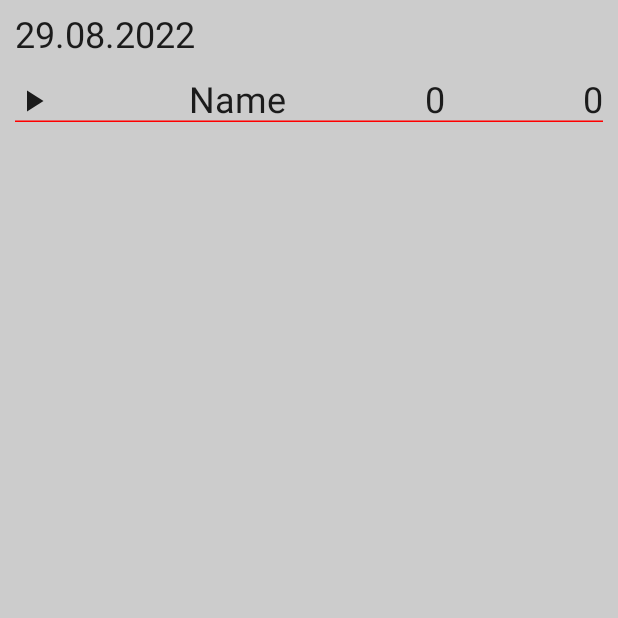
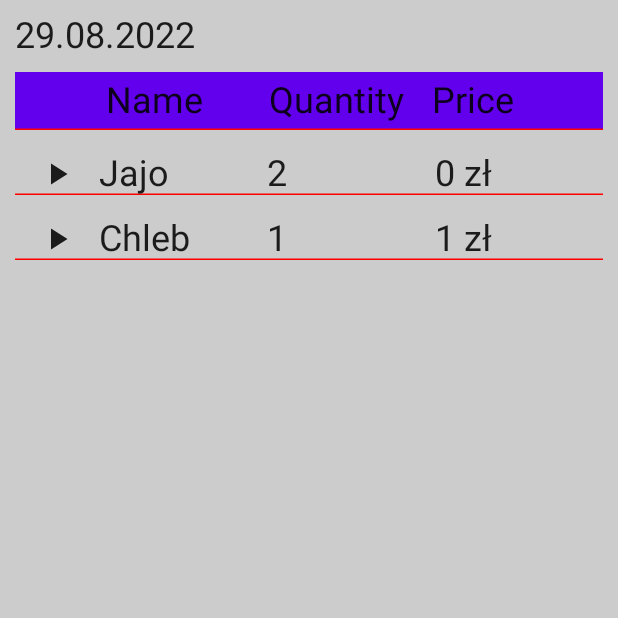
Before and after one commit to revky/scan-it, an Android app built with Jetpack Compose: the composable ReceiptDetailsScreen called with empty values, on a phone screen of 412 x 824 dp, the top half of it. Run offline under Robolectric (Android 15) with nearby library versions, the phone set to English and light mode, and no system bars; our stand-ins replace Dagger/Hilt's generated code; libraries missing offline, so code that uses them is left out: com.ramcosta.composedestinations; 1 statement that could not run was skipped.

```diff
--- a/app/src/main/java/com/example/scanit/domain/repository/BaseProductsRepository.kt
+++ b/app/src/main/java/com/example/scanit/domain/repository/BaseProductsRepository.kt
@@ -5,5 +5,5 @@ import com.example.scanit.util.Response
 import kotlinx.coroutines.flow.Flow
 
 interface BaseProductsRepository {
-    fun getProducts(idReceipt: String) : Flow<Response<Product>>
+    fun getProducts(idReceipt: String) : Flow<Response<List<Product>>>
 }
--- a/app/src/main/java/com/example/scanit/domain/repository/BaseReceiptsRepository.kt
+++ b/app/src/main/java/com/example/scanit/domain/repository/BaseReceiptsRepository.kt
@@ -2,13 +2,17 @@ package com.example.scanit.domain.repository
 
 import com.example.scanit.domain.model.Receipt
 import com.example.scanit.util.Response
+import kotlinx.coroutines.Job
 import kotlinx.coroutines.flow.Flow
 import kotlinx.coroutines.flow.MutableStateFlow
+import kotlinx.coroutines.flow.StateFlow
 
 
 interface BaseReceiptsRepository {
 
-    val listOfReceipts: MutableStateFlow<Response<List<Receipt>>>
+    val receiptsState: StateFlow<Response<List<Receipt>>>
+
+    fun fetchData(): Job
 
     fun getReceipts(userId: String) : Flow<Response<List<Receipt>>>
 
--- a/app/src/main/java/com/example/scanit/presentation/main/receipts_tab/receipt_details/Components.kt
+++ b/app/src/main/java/com/example/scanit/presentation/main/receipts_tab/receipt_details/Components.kt
@@ -1,10 +1,12 @@
 package com.example.scanit.presentation.main.receipts_tab.receipt_details
 
+import androidx.compose.foundation.background
 import androidx.compose.foundation.layout.Arrangement
 import androidx.compose.foundation.layout.Row
 import androidx.compose.foundation.layout.fillMaxWidth
 import androidx.compose.foundation.layout.padding
 import androidx.compose.material.Icon
+import androidx.compose.material.SnackbarDefaults.backgroundColor
 import androidx.compose.material.Text
 import androidx.compose.runtime.Composable
 import androidx.compose.ui.Alignment
@@ -21,13 +23,12 @@ import com.example.scanit.domain.model.Product
 @Composable
 fun Product(
     modifier: Modifier = Modifier,
-    product: Product,
-    backgroundColor: Color
+    product: Product
 ) {
     Row(
         verticalAlignment = Alignment.CenterVertically,
         horizontalArrangement = Arrangement.SpaceBetween,
-        modifier = Modifier
+        modifier = modifier
             .fillMaxWidth()
             .padding(top = 15.dp)
             .drawBehind {
@@ -43,20 +44,72 @@ fun Product(
             }
     ) {
         Icon(
+            modifier = Modifier.weight(0.5f),
             painter = painterResource(id = R.drawable.ic_arrow),
             contentDescription = "arrowIcon"
         )
         Text(
+            modifier = Modifier.weight(1f),
             text = product.name,
             fontSize = 24.sp
         )
         Text(
+            modifier = Modifier.weight(1f),
             text = product.quantity.toString(),
             fontSize = 24.sp
         )
         Text(
-            text = product.price.toString(),
+            modifier = Modifier.weight(1f),
+            text = "${product.price} zł",
             fontSize = 24.sp
         )
     }
 }
+
+@Composable
+fun ProductHeader(
+    modifier: Modifier = Modifier,
+    backgroundColor : Color
+) {
+    Row(
+        verticalAlignment = Alignment.CenterVertically,
+        horizontalArrangement = Arrangement.SpaceBetween,
+        modifier = modifier
+            .fillMaxWidth()
+            .background(backgroundColor)
+            .drawBehind {
+                val strokeWidth = 1 * density
+                val y = size.height - strokeWidth / 2
+
+                drawLine(
+                    Color.Red,
+                    Offset(0f, y),
+                    Offset(size.width, y),
+                    strokeWidth
+                )
+            }
+            .padding(5.dp)
+    ) {
+        Icon(
+            modifier = Modifier.weight(0.5f),
+            painter = painterResource(id = R.drawable.ic_arrow),
+            contentDescription = "arrowIcon",
+            tint = Color.Transparent
+        )
+        Text(
+            modifier = Modifier.weight(1f),
+            text = "Name",
+            fontSize = 24.sp
+        )
+        Text(
+            modifier = Modifier.weight(1f),
+            text = "Quantity",
+            fontSize = 24.sp
+        )
+        Text(
+            modifier = Modifier.weight(1f),
+            text = "Price",
+            fontSize = 24.sp
+        )
+    }
+}
--- a/app/src/main/java/com/example/scanit/presentation/main/receipts_tab/receipt_details/ReceiptDetailsScreen.kt
+++ b/app/src/main/java/com/example/scanit/presentation/main/receipts_tab/receipt_details/ReceiptDetailsScreen.kt
@@ -1,10 +1,10 @@
 package com.example.scanit.presentation.main.receipts_tab.receipt_details
 
-import androidx.compose.foundation.background
 import androidx.compose.foundation.layout.Arrangement
 import androidx.compose.foundation.layout.Column
 import androidx.compose.foundation.layout.padding
 import androidx.compose.foundation.lazy.LazyColumn
+import androidx.compose.material.MaterialTheme
 import androidx.compose.material.Text
 import androidx.compose.runtime.Composable
 import androidx.compose.ui.Alignment
@@ -26,7 +26,8 @@ fun ReceiptDetailsScreen(
 ) {
     var receipt = Receipt(
         products = listOf(
-            com.example.scanit.domain.model.Product("", "Name", 0, 0)
+            com.example.scanit.domain.model.Product("", "Jajo", 2, 0),
+            com.example.scanit.domain.model.Product("", "Chleb", 1, 1)
         )
     )
 
@@ -37,17 +38,20 @@ fun ReceiptDetailsScreen(
     ) {
         Text(
             text = receipt.date.toLongDateString(),
-            fontSize = 24.sp
+            fontSize = 24.sp,
+            modifier = Modifier.padding(bottom = 10.dp)
         )
         LazyColumn(
             verticalArrangement = Arrangement.Top,
             horizontalAlignment = Alignment.Start
         ) {
+            item {
+                ProductHeader(backgroundColor = MaterialTheme.colors.primary)
+            }
             receipt.products.forEach {
                 item {
                     Product(
                         product = it,
-                        backgroundColor = Color.Transparent
                     )
                 }
             }
--- a/app/src/main/java/com/example/scanit/presentation/main/receipts_tab/receipt_details/ReceiptDetailsViewModel.kt
+++ b/app/src/main/java/com/example/scanit/presentation/main/receipts_tab/receipt_details/ReceiptDetailsViewModel.kt
@@ -1,6 +1,7 @@
 package com.example.scanit.presentation.main.receipts_tab.receipt_details
 
 import androidx.lifecycle.ViewModel
+import com.example.scanit.domain.repository.BaseReceiptsRepository
 import dagger.hilt.android.lifecycle.HiltViewModel
 import javax.inject.Inject
 
@@ -8,5 +9,4 @@ import javax.inject.Inject
 class ReceiptDetailsViewModel @Inject constructor(
 
 ) : ViewModel() {
-
 }
```
Also changed, not shown: app/src/main/java/com/example/scanit/data/repository/ProductsRepositoryImpl.kt (added, +42 -0 lines), app/src/main/java/com/example/scanit/data/repository/ReceiptsRepositoryImpl.kt (added, +79 -0 lines), app/src/main/java/com/example/scanit/di/AppModule.kt (+37 -7 lines), app/src/main/java/com/example/scanit/presentation/main/receipts_tab/Components.kt (+9 -5 lines), app/src/main/java/com/example/scanit/presentation/main/receipts_tab/ReceiptsTab.kt (+21 -28 lines), app/src/main/java/com/example/scanit/presentation/main/receipts_tab/ReceiptsViewModel.kt (+7 -1 lines), app/src/main/java/com/example/scanit/util/Constants.kt (+7 -0 lines).
